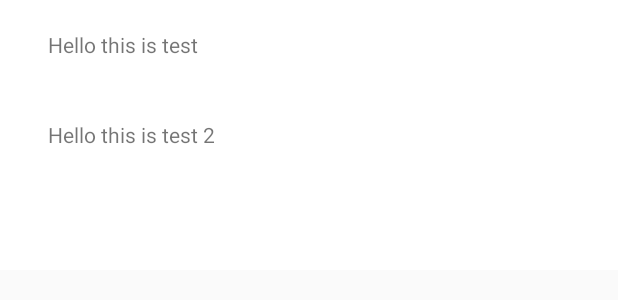
After one commit to lowapple/PinEditor-android, an Android app: the layout editor_toolbar_contents.xml on its own in the app's theme, with its tools: preview values and no code run, on a phone screen of 412 x 824 dp. The commit adds this screen. Shown: the top 300 px of the screen. Run offline under Robolectric (Android 15) with nearby library versions, the phone set to English and light mode, and no system bars; Roboto replaces fonts that are not available here.

Commit message:
toolbar :

```diff
--- a/app/build.gradle
+++ b/app/build.gradle
@@ -22,14 +22,15 @@ android {
 }
 
 dependencies {
-    compile fileTree(dir: 'libs', include: ['*.jar'])
+    compile fileTree(include: ['*.jar'], dir: 'libs')
     androidTestCompile('com.android.support.test.espresso:espresso-core:2.2.2', {
         exclude group: 'com.android.support', module: 'support-annotations'
     })
-    compile 'com.android.support:appcompat-v7:26.+'
+    compile 'com.android.support:appcompat-v7:26.0.0-alpha1'
     compile 'com.android.support.constraint:constraint-layout:1.0.2'
     testCompile 'junit:junit:4.12'
     compile "org.jetbrains.kotlin:kotlin-stdlib-jre7:$kotlin_version"
+    compile 'com.android.support:design:26.0.0-alpha1'
 }
 repositories {
     mavenCentral()
--- a/app/src/main/java/com/plancatlog/pineditor/Components/ComponentFactory.kt
+++ b/app/src/main/java/com/plancatlog/pineditor/Components/ComponentFactory.kt
@@ -118,7 +118,8 @@ class ComponentFactory(context: Context) {
     }
 
     fun addView(view: View, childN: Int) {
-        parent!!.addView(view, childN)
+        if (componentList.size >= childN)
+            parent!!.addView(view, childN)
     }
 
     fun removeView(view: View) {
--- a/app/src/main/res/layout/activity_editor.xml
+++ b/app/src/main/res/layout/activity_editor.xml
@@ -4,7 +4,7 @@
     xmlns:tools="http://schemas.android.com/tools"
     android:layout_width="match_parent"
     android:layout_height="match_parent"
-    tools:context="com.plancatlog.pineditor.EditorActivity">
+    tools:context="EditorActivity">
 
     <LinearLayout
         android:id="@+id/editor_title_toolbar_layout"
--- /dev/null
+++ b/app/src/main/res/layout/editor_toolbar_contents.xml
@@ -0,0 +1,46 @@
+<?xml version="1.0" encoding="utf-8"?>
+<LinearLayout xmlns:android="http://schemas.android.com/apk/res/android"
+    xmlns:app="http://schemas.android.com/apk/res-auto"
+    android:id="@+id/fragment_history_menu_bottom"
+    android:layout_width="match_parent"
+    android:layout_height="180dp"
+    android:background="#ffffff"
+    android:orientation="vertical"
+    app:layout_behavior="android.support.design.widget.BottomSheetBehavior">
+
+    <LinearLayout
+        android:id="@+id/fragment_history_bottom_sheet_edit"
+        android:layout_width="match_parent"
+        android:layout_height="60dp"
+        android:clickable="true"
+        android:focusable="true"
+        android:foreground="?android:attr/selectableItemBackground"
+        android:orientation="horizontal"
+        android:padding="16dp">
+
+        <TextView
+            android:layout_width="wrap_content"
+            android:layout_height="wrap_content"
+            android:layout_gravity="center"
+            android:layout_marginLeft="16dp"
+            android:text="Hello this is test" />
+    </LinearLayout>
+
+    <LinearLayout
+        android:id="@+id/fragment_history_bottom_sheet_delete"
+        android:layout_width="match_parent"
+        android:layout_height="60dp"
+        android:clickable="true"
+        android:focusable="true"
+        android:foreground="?android:attr/selectableItemBackground"
+        android:orientation="horizontal"
+        android:padding="16dp">
+
+        <TextView
+            android:layout_width="wrap_content"
+            android:layout_height="wrap_content"
+            android:layout_gravity="center"
+            android:layout_marginLeft="16dp"
+            android:text="Hello this is test 2" />
+    </LinearLayout>
+</LinearLayout>
```
Also changed, not shown: app/src/main/AndroidManifest.xml (+5 -3 lines), app/src/main/java/com/plancatlog/pineditor/EditorActivity.kt (+11 -3 lines).
